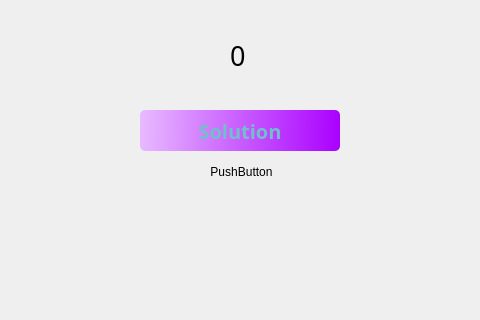
The window that ApplicationPC/mainwindow.ui (Cortard/RobotRicochetSolver) describes before a commit, drawn with Qt 5; both pictures show x 150 to 630 and y 210 to 530 of the 1304 by 632 pixel window.
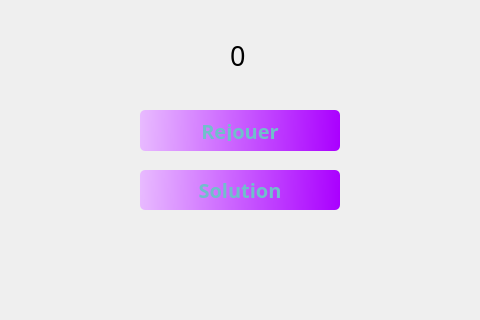
The same window after the commit. The open tabs and pages were chosen to show the change. Icons and pictures are not drawn.

Commit message: Reset officiel + Rejouer + Solution

```diff
--- a/ApplicationPC/mainwindow.ui
+++ b/ApplicationPC/mainwindow.ui
@@ -2041,7 +2041,7 @@
 </string>
                </property>
                <property name="text">
-                <string>Solution</string>
+                <string>Rejouer</string>
                </property>
               </widget>
               <widget class="QLabel" name="label">
@@ -2066,14 +2066,52 @@
               <widget class="QPushButton" name="pushButton_12">
                <property name="geometry">
                 <rect>
-                 <x>140</x>
-                 <y>270</y>
-                 <width>83</width>
-                 <height>24</height>
+                 <x>80</x>
+                 <y>280</y>
+                 <width>200</width>
+                 <height>40</height>
                 </rect>
                </property>
+               <property name="minimumSize">
+                <size>
+                 <width>200</width>
+                 <height>40</height>
+                </size>
+               </property>
+               <property name="maximumSize">
+                <size>
+                 <width>200</width>
+                 <height>40</height>
+                </size>
+               </property>
+               <property name="font">
+                <font>
+                 <family>Quicksand Medium</family>
+                 <pointsize>15</pointsize>
+                 <bold>true</bold>
+                </font>
+               </property>
+               <property name="styleSheet">
+                <string notr="true">QPushButton#pushButton_12 {
+    background-color: qlineargradient(spread:pad, x1:0, y1:0.477, x2:1, y2:0.483, stop:0 rgba(232, 186, 255, 255), stop:1 rgba(170, 0, 255, 255));
+	border:none;
+	border-radius: 5px;
+	padding:10px;
+	color : #70bfcb;
+}
+
+QPushButton#pushButton_12:hover {
+    background-color: #9c2579;
+}
+
+QPushButton#pushButton_12:pressed {
+    background-color: #9c2579;     
+}
+
+</string>
+               </property>
                <property name="text">
-                <string>PushButton</string>
+                <string>Solution</string>
                </property>
               </widget>
              </widget>
```
The commit also changes 9 other files.
